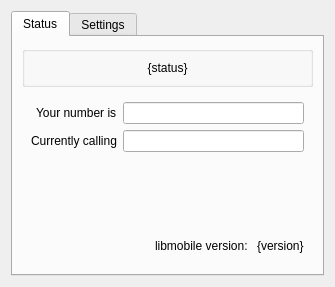
First picture: the form in src/platform/qt/MobileAdapterView.ui, repository zenaror/mgba, before the edit.
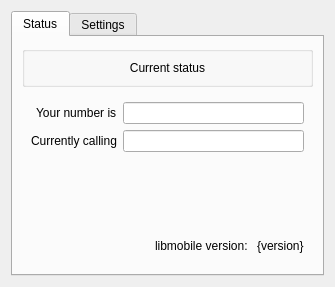
Second picture: the form after the edit.

Patch:
```diff
--- a/src/platform/qt/MobileAdapterView.ui
+++ b/src/platform/qt/MobileAdapterView.ui
@@ -22,7 +22,7 @@
           <item>
            <widget class="QLabel" name="statusText">
             <property name="text">
-             <string>{status}</string>
+             <string>Current status</string>
             </property>
             <property name="alignment">
              <set>Qt::AlignCenter</set>
```
